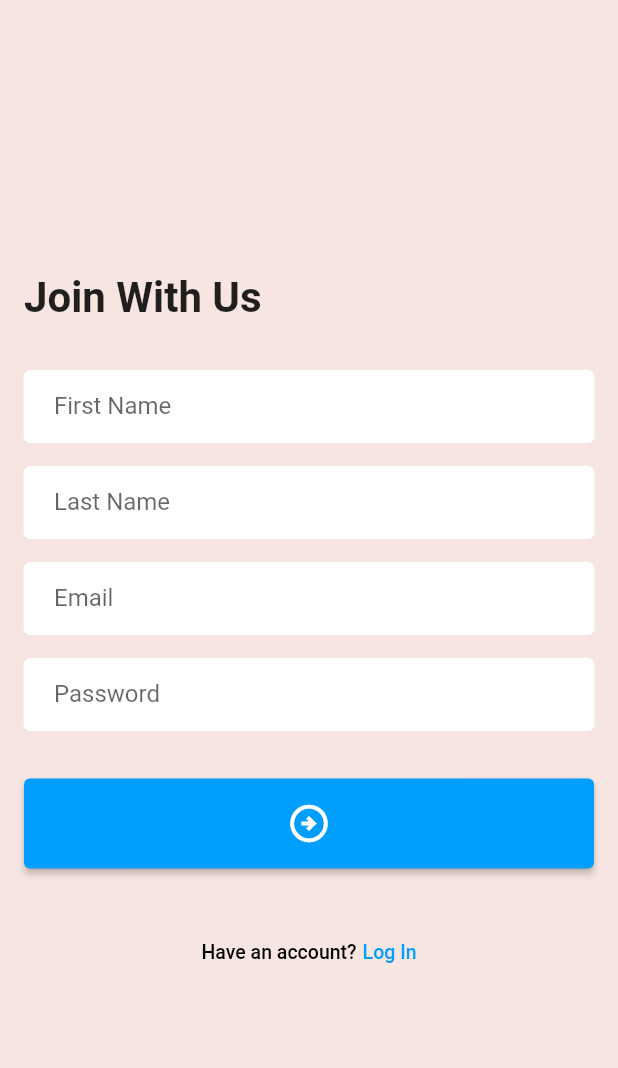
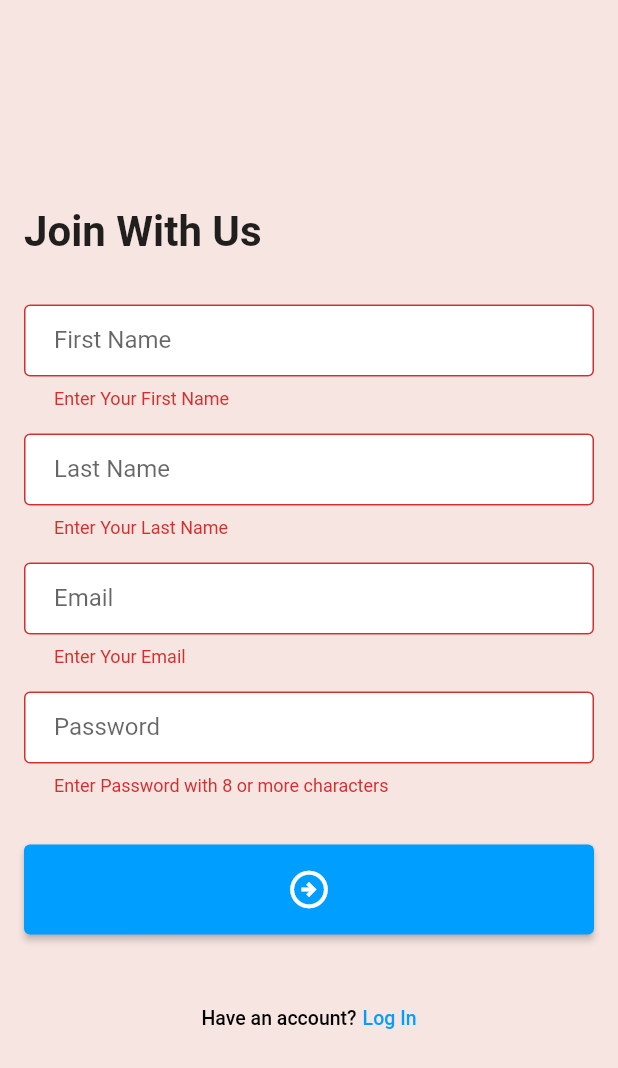
Before and after one commit to altalha201/firebase_with_flutter_practice, a Flutter app: the SignupScreen screen opened by its route, after a tap on the "arrow circle right" icon, on a phone screen of 412 x 824 dp. Shown: the top 1068 px of the screen. Run offline on Flutter 3.47's test engine with Material 2 defaults, Android fonts, the phone set to English and light mode, and no system bars; our stand-ins replace firebase_auth, firebase_core, get; accounts and stored records are empty; network calls fail.

Commit message:
UI Complete with auth introduce

```diff
--- a/lib/main.dart
+++ b/lib/main.dart
@@ -1,12 +1,17 @@
-import 'package:firebase_with_flutter_practice/UI/screen/signup_screen.dart';
+import 'package:firebase_with_flutter_practice/ui/controllers/signup_controller.dart';
 import 'package:flutter/material.dart';
 import 'package:get/get.dart';
+import 'package:firebase_core/firebase_core.dart';
 
 import 'UI/screen/home_screen.dart';
 import 'UI/screen/login_screen.dart';
+import 'UI/screen/profile_update.dart';
+import 'UI/screen/signup_screen.dart';
 import 'UI/screen/splash_screen.dart';
 
-void main() {
+Future<void> main() async {
+  WidgetsFlutterBinding.ensureInitialized();
+  await Firebase.initializeApp();
   runApp(const FirebaseApp());
 }
 
@@ -19,12 +24,22 @@ class FirebaseApp extends StatelessWidget {
       title: "Flutter with Firebase",
       debugShowCheckedModeBanner: false,
       initialRoute: "/",
+      initialBinding: StoreBinding(),
       getPages: [
         GetPage(name: "/", page: () => const SplashScreen()),
         GetPage(name: "/login", page: () => LoginScreen()),
         GetPage(name: "/create", page: () => SignupScreen()),
-        GetPage(name: "/home", page: () => HomeScreen()),
+        GetPage(name: "/home", page: () => const HomeScreen()),
+        GetPage(name: "/profile", page: () => const ProfileUpdate()),
       ],
     );
   }
 }
+
+class StoreBinding extends Bindings {
+  @override
+  void dependencies() {
+    Get.put(SignupController());
+  }
+
+}
--- /dev/null
+++ b/lib/ui/controllers/signup_controller.dart
@@ -0,0 +1,10 @@
+import 'package:get/get.dart';
+import 'package:firebase_auth/firebase_auth.dart';
+
+class SignupController extends GetxController {
+  bool inProgress = false;
+
+  Future<void> signup(firstName, lastName, email, password) async {
+    await FirebaseAuth.instance.createUserWithEmailAndPassword(email: email, password: password);
+  }
+}
--- a/lib/UI/screen/login_screen.dart
+++ b/lib/ui/screen/login_screen.dart
@@ -1,4 +1,3 @@
-import 'package:firebase_with_flutter_practice/UI/widgets/dual_text_widget.dart';
 import 'package:flutter/material.dart';
 import 'package:get/get.dart';
 
@@ -7,6 +6,7 @@ import '../utility/ui_utility.dart';
 import '../widgets/app_elevated_button.dart';
 import '../widgets/app_text_field.dart';
 import '../widgets/background.dart';
+import '../widgets/dual_text_widget.dart';
 
 class LoginScreen extends StatelessWidget {
   LoginScreen({Key? key}) : super(key: key);
--- a/lib/UI/screen/signup_screen.dart
+++ b/lib/ui/screen/signup_screen.dart
@@ -1,11 +1,12 @@
-import 'package:firebase_with_flutter_practice/UI/widgets/background.dart';
 import 'package:flutter/material.dart';
 import 'package:get/get.dart';
 
+import '../controllers/signup_controller.dart';
 import '../utility/text_styles.dart';
 import '../utility/ui_utility.dart';
 import '../widgets/app_elevated_button.dart';
 import '../widgets/app_text_field.dart';
+import '../widgets/background.dart';
 import '../widgets/dual_text_widget.dart';
 
 class SignupScreen extends StatelessWidget {
@@ -77,12 +78,22 @@ class SignupScreen extends StatelessWidget {
                         controller: _passET
                     ),
                     const SizedBox(height: 32.0,),
-                    AppElevatedButton(
-                        onTap: () {
-
-                        },
-                        child: UIUtility.proceedIcon
-                    ),
+                    GetBuilder<SignupController>(builder: (signup) {
+                      return AppElevatedButton(
+                          onTap: () {
+                            if (_createKey.currentState!.validate()) {
+                              signup.signup(
+                                  _firstNameET.text,
+                                  _lastNameET.text,
+                                  _emailET.text.trim(),
+                                  _passET.text);
+                            }
+                          },
+                          child: signup.inProgress
+                              ? UIUtility.whiteProgress()
+                              : UIUtility.proceedIcon
+                      );
+                    }),
                     const SizedBox(height: 48.0,),
                     DualTextWidget(
                         onTap: () {
--- a/lib/UI/utility/ui_utility.dart
+++ b/lib/ui/utility/ui_utility.dart
@@ -1,4 +1,6 @@
 import 'package:flutter/material.dart';
+
+import 'application_colors.dart';
 
 class UIUtility {
 
@@ -6,4 +8,6 @@ class UIUtility {
     Icons.arrow_circle_right_outlined,
     size: 30,
   );
+
+  static Widget whiteProgress() => Center(child: CircularProgressIndicator(color: ApplicationColor.colorWhite,),);
 }
```
Also changed, not shown: lib/data/network_utils.dart (added, +11 -0 lines), lib/ui/screen/fregment/password_update.dart (added, +26 -0 lines), lib/ui/screen/fregment/profile_information.dart (added, +73 -0 lines), lib/ui/screen/home_screen.dart (renamed from lib/UI/screen/home_screen.dart, +9 -26 lines), lib/ui/screen/profile_update.dart (added, +41 -0 lines), lib/ui/widgets/app_bar.dart (added, +40 -0 lines), lib/ui/screen/photo_view.dart (renamed from lib/UI/screen/photo_view.dart), lib/ui/screen/splash_screen.dart (renamed from lib/UI/screen/splash_screen.dart), lib/ui/utility/application_colors.dart (renamed from lib/UI/utility/application_colors.dart), lib/ui/utility/text_styles.dart (renamed from lib/UI/utility/text_styles.dart), lib/ui/widgets/app_elevated_button.dart (renamed from lib/UI/widgets/app_elevated_button.dart), lib/ui/widgets/app_text_field.dart (renamed from lib/UI/widgets/app_text_field.dart), lib/ui/widgets/background.dart (renamed from lib/UI/widgets/background.dart), lib/ui/widgets/dual_text_widget.dart (renamed from lib/UI/widgets/dual_text_widget.dart).
